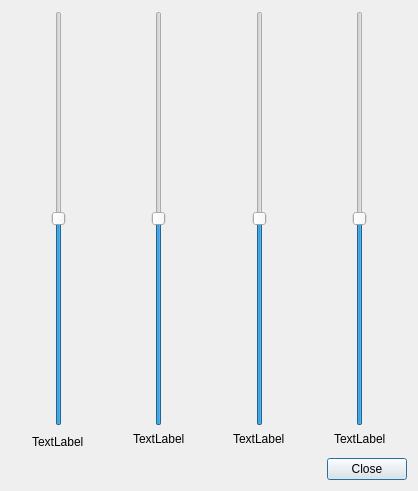
First picture: the form in control/gui/first.ui, repository petres/robot, before the edit.
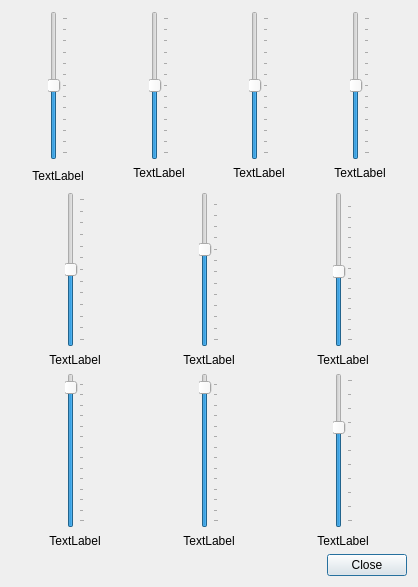
Second picture: the form after the edit.

```diff
--- a/control/gui/first.ui
+++ b/control/gui/first.ui
@@ -7,7 +7,7 @@
     <x>0</x>
     <y>0</y>
     <width>418</width>
-    <height>491</height>
+    <height>587</height>
    </rect>
   </property>
   <property name="windowTitle">
@@ -27,6 +27,12 @@
        <property name="orientation">
         <enum>Qt::Vertical</enum>
        </property>
+       <property name="tickPosition">
+        <enum>QSlider::TicksBelow</enum>
+       </property>
+       <property name="tickInterval">
+        <number>15</number>
+       </property>
       </widget>
      </item>
      <item row="1" column="2" alignment="Qt::AlignHCenter|Qt::AlignVCenter">
@@ -34,6 +40,9 @@
        <property name="text">
         <string>TextLabel</string>
        </property>
+       <property name="alignment">
+        <set>Qt::AlignCenter</set>
+       </property>
       </widget>
      </item>
      <item row="0" column="4" alignment="Qt::AlignHCenter">
@@ -47,6 +56,12 @@
        <property name="orientation">
         <enum>Qt::Vertical</enum>
        </property>
+       <property name="tickPosition">
+        <enum>QSlider::TicksBelow</enum>
+       </property>
+       <property name="tickInterval">
+        <number>15</number>
+       </property>
       </widget>
      </item>
      <item row="1" column="3" alignment="Qt::AlignHCenter|Qt::AlignVCenter">
@@ -54,6 +69,9 @@
        <property name="text">
         <string>TextLabel</string>
        </property>
+       <property name="alignment">
+        <set>Qt::AlignCenter</set>
+       </property>
       </widget>
      </item>
      <item row="0" column="3" alignment="Qt::AlignHCenter">
@@ -67,6 +85,12 @@
        <property name="orientation">
         <enum>Qt::Vertical</enum>
        </property>
+       <property name="tickPosition">
+        <enum>QSlider::TicksBelow</enum>
+       </property>
+       <property name="tickInterval">
+        <number>15</number>
+       </property>
       </widget>
      </item>
      <item row="1" column="0" rowspan="2" alignment="Qt::AlignHCenter|Qt::AlignVCenter">
@@ -74,6 +98,9 @@
        <property name="text">
         <string>TextLabel</string>
        </property>
+       <property name="alignment">
+        <set>Qt::AlignCenter</set>
+       </property>
       </widget>
      </item>
      <item row="1" column="4" alignment="Qt::AlignHCenter|Qt::AlignVCenter">
@@ -81,6 +108,9 @@
        <property name="text">
         <string>TextLabel</string>
        </property>
+       <property name="alignment">
+        <set>Qt::AlignCenter</set>
+       </property>
       </widget>
      </item>
      <item row="0" column="2" alignment="Qt::AlignHCenter">
@@ -93,6 +123,209 @@
        </property>
        <property name="orientation">
         <enum>Qt::Vertical</enum>
+       </property>
+       <property name="tickPosition">
+        <enum>QSlider::TicksBelow</enum>
+       </property>
+       <property name="tickInterval">
+        <number>15</number>
+       </property>
+      </widget>
+     </item>
+    </layout>
+   </item>
+   <item>
+    <layout class="QGridLayout" name="gridLayout_2">
+     <item row="0" column="3" alignment="Qt::AlignHCenter">
+      <widget class="QSlider" name="slider_circle_height">
+       <property name="minimum">
+        <number>-50</number>
+       </property>
+       <property name="maximum">
+        <number>156</number>
+       </property>
+       <property name="value">
+        <number>50</number>
+       </property>
+       <property name="orientation">
+        <enum>Qt::Vertical</enum>
+       </property>
+       <property name="tickPosition">
+        <enum>QSlider::TicksBelow</enum>
+       </property>
+       <property name="tickInterval">
+        <number>15</number>
+       </property>
+      </widget>
+     </item>
+     <item row="1" column="1" alignment="Qt::AlignHCenter|Qt::AlignVCenter">
+      <widget class="QLabel" name="label_circle_gamma">
+       <property name="text">
+        <string>TextLabel</string>
+       </property>
+       <property name="alignment">
+        <set>Qt::AlignCenter</set>
+       </property>
+      </widget>
+     </item>
+     <item row="1" column="2" alignment="Qt::AlignHCenter|Qt::AlignVCenter">
+      <widget class="QLabel" name="label_circle_length">
+       <property name="text">
+        <string>TextLabel</string>
+       </property>
+       <property name="alignment">
+        <set>Qt::AlignCenter</set>
+       </property>
+      </widget>
+     </item>
+     <item row="0" column="2" alignment="Qt::AlignHCenter">
+      <widget class="QSlider" name="slider_circle_length">
+       <property name="minimum">
+        <number>-30</number>
+       </property>
+       <property name="maximum">
+        <number>156</number>
+       </property>
+       <property name="value">
+        <number>90</number>
+       </property>
+       <property name="orientation">
+        <enum>Qt::Vertical</enum>
+       </property>
+       <property name="tickPosition">
+        <enum>QSlider::TicksBelow</enum>
+       </property>
+       <property name="tickInterval">
+        <number>15</number>
+       </property>
+      </widget>
+     </item>
+     <item row="1" column="3" alignment="Qt::AlignHCenter|Qt::AlignVCenter">
+      <widget class="QLabel" name="label_circle_height">
+       <property name="text">
+        <string>TextLabel</string>
+       </property>
+       <property name="alignment">
+        <set>Qt::AlignCenter</set>
+       </property>
+      </widget>
+     </item>
+     <item row="0" column="1" alignment="Qt::AlignHCenter">
+      <widget class="QSlider" name="slider_circle_gamma">
+       <property name="maximum">
+        <number>180</number>
+       </property>
+       <property name="value">
+        <number>90</number>
+       </property>
+       <property name="orientation">
+        <enum>Qt::Vertical</enum>
+       </property>
+       <property name="tickPosition">
+        <enum>QSlider::TicksBelow</enum>
+       </property>
+       <property name="tickInterval">
+        <number>15</number>
+       </property>
+      </widget>
+     </item>
+    </layout>
+   </item>
+   <item>
+    <layout class="QGridLayout" name="gridLayout_3">
+     <item row="0" column="3" alignment="Qt::AlignHCenter">
+      <widget class="QSlider" name="slider_cartesian_z">
+       <property name="minimum">
+        <number>-50</number>
+       </property>
+       <property name="maximum">
+        <number>100</number>
+       </property>
+       <property name="value">
+        <number>50</number>
+       </property>
+       <property name="orientation">
+        <enum>Qt::Vertical</enum>
+       </property>
+       <property name="tickPosition">
+        <enum>QSlider::TicksBelow</enum>
+       </property>
+       <property name="tickInterval">
+        <number>15</number>
+       </property>
+      </widget>
+     </item>
+     <item row="1" column="1" alignment="Qt::AlignHCenter|Qt::AlignVCenter">
+      <widget class="QLabel" name="label_cartesian_x">
+       <property name="text">
+        <string>TextLabel</string>
+       </property>
+       <property name="alignment">
+        <set>Qt::AlignCenter</set>
+       </property>
+      </widget>
+     </item>
+     <item row="1" column="2" alignment="Qt::AlignHCenter|Qt::AlignVCenter">
+      <widget class="QLabel" name="label_cartesian_y">
+       <property name="text">
+        <string>TextLabel</string>
+       </property>
+       <property name="alignment">
+        <set>Qt::AlignCenter</set>
+       </property>
+      </widget>
+     </item>
+     <item row="0" column="2" alignment="Qt::AlignHCenter">
+      <widget class="QSlider" name="slider_cartesian_y">
+       <property name="minimum">
+        <number>-100</number>
+       </property>
+       <property name="maximum">
+        <number>100</number>
+       </property>
+       <property name="value">
+        <number>90</number>
+       </property>
+       <property name="orientation">
+        <enum>Qt::Vertical</enum>
+       </property>
+       <property name="tickPosition">
+        <enum>QSlider::TicksBelow</enum>
+       </property>
+       <property name="tickInterval">
+        <number>15</number>
+       </property>
+      </widget>
+     </item>
+     <item row="1" column="3" alignment="Qt::AlignHCenter|Qt::AlignVCenter">
+      <widget class="QLabel" name="label_cartesian_z">
+       <property name="text">
+        <string>TextLabel</string>
+       </property>
+       <property name="alignment">
+        <set>Qt::AlignCenter</set>
+       </property>
+      </widget>
+     </item>
+     <item row="0" column="1" alignment="Qt::AlignHCenter">
+      <widget class="QSlider" name="slider_cartesian_x">
+       <property name="minimum">
+        <number>-100</number>
+       </property>
+       <property name="maximum">
+        <number>100</number>
+       </property>
+       <property name="value">
+        <number>90</number>
+       </property>
+       <property name="orientation">
+        <enum>Qt::Vertical</enum>
+       </property>
+       <property name="tickPosition">
+        <enum>QSlider::TicksBelow</enum>
+       </property>
+       <property name="tickInterval">
+        <number>15</number>
        </property>
       </widget>
      </item>
```
Left out of the diff: 16 changed lines with no effect on the pictures.
